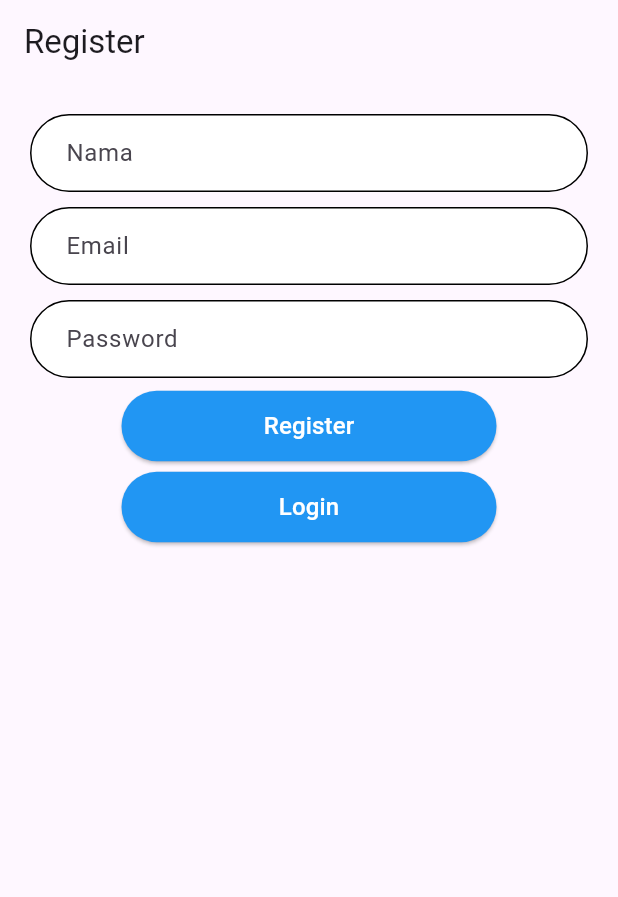
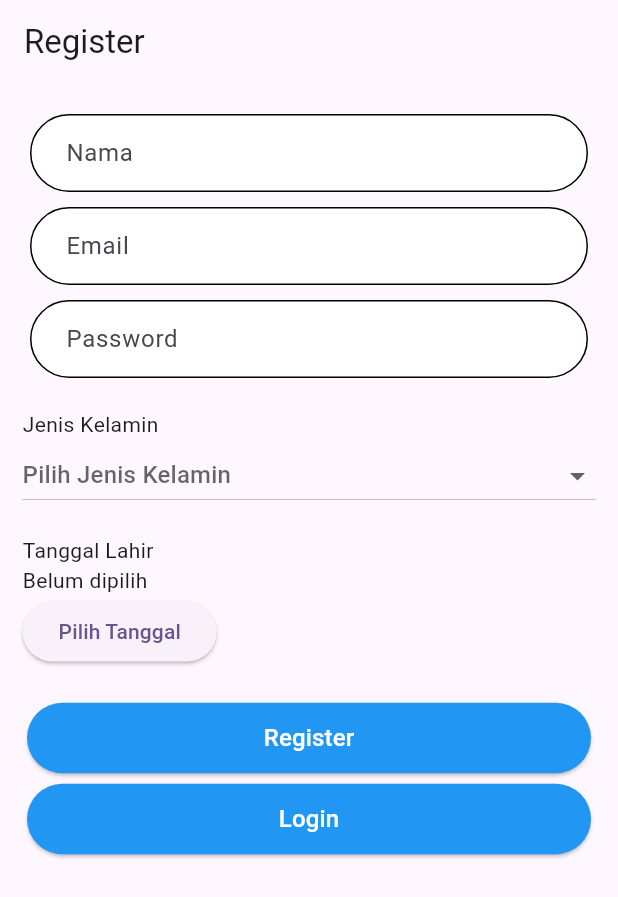
Before and after one commit to ddimadiii/MaPomodoro, a Flutter app: the screen it shows after launch, on a phone screen of 412 x 824 dp. Shown: the top 897 px of the screen. Run offline on Flutter 3.47's test engine with Material 3 defaults, Android fonts, the phone set to English and light mode, and no system bars.

Commit message:
add : dropdown, date picker

```diff
--- a/lib/button.dart
+++ b/lib/button.dart
@@ -16,7 +16,7 @@ class MyButton extends StatelessWidget {
   @override
   Widget build(BuildContext context) {
     return Container(
-      width: 250,
+      width: 400,
       margin: EdgeInsets.all(3),
       child: ElevatedButton(
         onPressed: onPressed,
--- a/lib/register_page.dart
+++ b/lib/register_page.dart
@@ -1,6 +1,5 @@
 import 'package:flutter/material.dart';
 import 'button.dart';
-
 import 'wd_textfield.dart';
 
 class RegisterPage extends StatefulWidget {
@@ -11,6 +10,9 @@ class RegisterPage extends StatefulWidget {
 }
 
 class _RegisterPageState extends State<RegisterPage> {
+  String? selectedGender;
+  String selectedDate = 'Belum dipilih';
+
   @override
   Widget build(BuildContext context) {
     return Scaffold(
@@ -18,15 +20,63 @@ class _RegisterPageState extends State<RegisterPage> {
       body: Container(
         margin: EdgeInsets.all(15),
         child: Column(
+          crossAxisAlignment: CrossAxisAlignment.start,
           children: [
             RoundedTextField(labelText: 'Nama'),
             RoundedTextField(labelText: 'Email'),
             RoundedTextField(labelText: 'Password'),
-            MyButton(label: 'Register', onPressed: () {}),
+
+            SizedBox(height: 16),
+            Text('Jenis Kelamin'),
+            DropdownButton<String>(
+              value: selectedGender,
+              hint: Text('Pilih Jenis Kelamin'),
+              isExpanded: true,
+              items: ['Laki-laki', 'Perempuan'].map((value) {
+                return DropdownMenuItem<String>(
+                  value: value,
+                  child: Text(value),
+                );
+              }).toList(),
+              onChanged: (value) {
+                setState(() {
+                  selectedGender = value;
+                });
+              },
+            ),
+
+            SizedBox(height: 16),
+            Text('Tanggal Lahir'),
+            Text(selectedDate),
+            ElevatedButton(
+              onPressed: () {
+                showDatePicker(
+                  context: context,
+                  initialDate: DateTime(2000),
+                  firstDate: DateTime(1950),
+                  lastDate: DateTime.now(),
+                ).then((pickedDate) {
+                  if (pickedDate != null) {
+                    setState(() {
+                      selectedDate =
+                          "${pickedDate.day}/${pickedDate.month}/${pickedDate.year}";
+                    });
+                  }
+                });
+              },
+              child: Text('Pilih Tanggal'),
+            ),
+
+            SizedBox(height: 20),
+            MyButton(label: 'Register', onPressed: _onRegister),
             MyButton(label: 'Login', onPressed: () {}),
           ],
         ),
       ),
     );
   }
+
+  void _onRegister() {
+
+  }
 }
```
